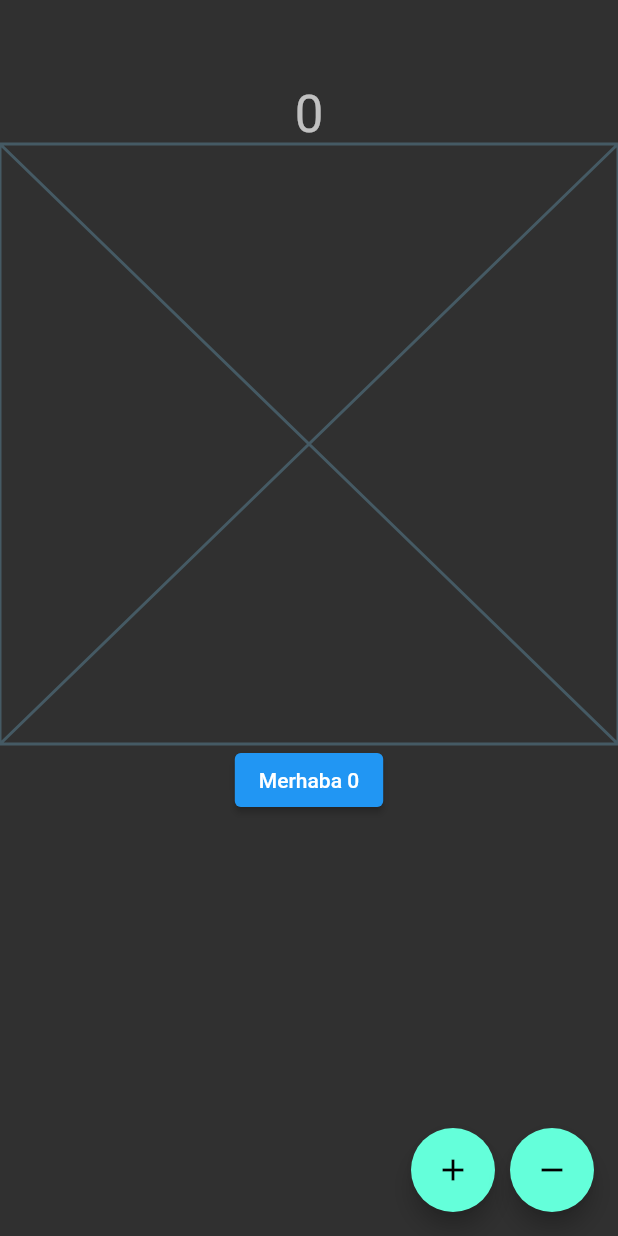
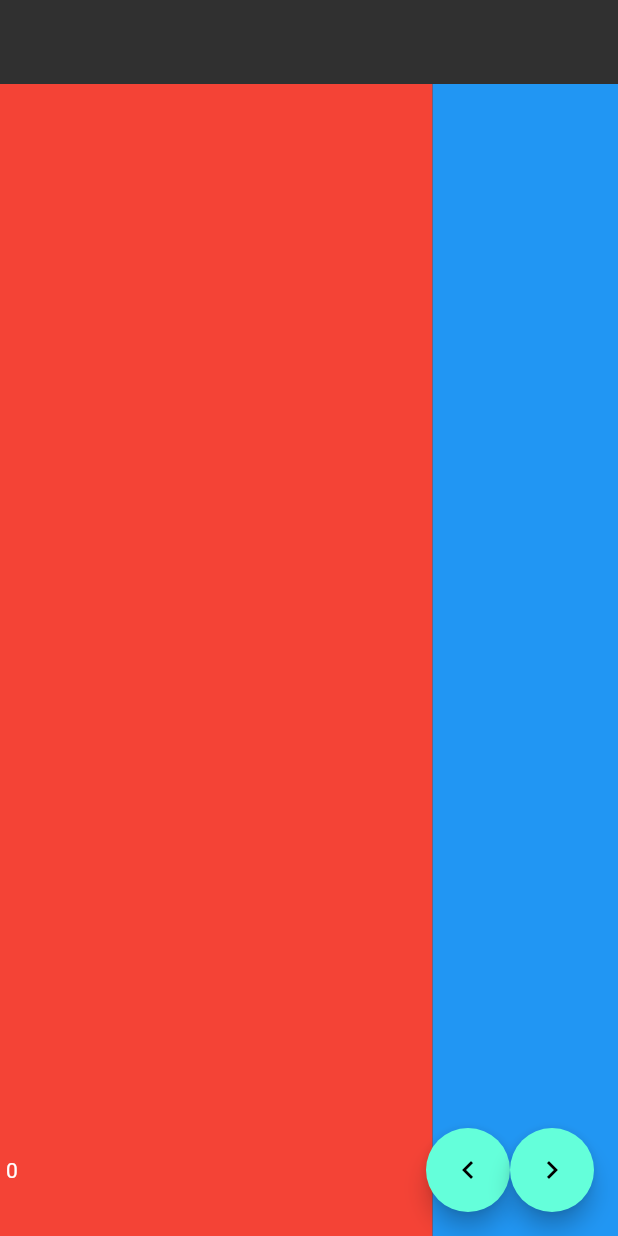
Before and after one commit to batucoban/flutter_ilk_deneme, a Flutter app: the screen it shows after launch, on a phone screen of 412 x 824 dp. Run offline on Flutter 3.47's test engine with Material 2 defaults, Android fonts, the phone set to English and light mode, and no system bars.

Commit message:
page view kullanımı
page view sayfa tasarımı kullanımı

```diff
--- /dev/null
+++ b/lib/01/page_view.dart
@@ -0,0 +1,66 @@
+import 'package:flutter/material.dart';
+
+class PageViewDeneme extends StatefulWidget {
+  const PageViewDeneme({super.key});
+  @override
+  State<PageViewDeneme> createState() => _PageViewDenemeState();
+}
+
+class _PageViewDenemeState extends State<PageViewDeneme> {
+  final _pageController = PageController(viewportFraction: 0.7);
+  int _currentPageIndex = 0;
+
+  void _updatePageIndex(int index){
+    setState(() {
+      _currentPageIndex = index;
+    });
+  }
+
+  @override
+  Widget build(BuildContext context) {
+    return Scaffold(
+      floatingActionButton: Row(
+        children: [
+          Padding(
+            padding: const EdgeInsets.only(left: 20),
+            child: Text(_currentPageIndex.toString()),
+          ),
+          const Spacer(),
+          FloatingActionButton(
+            onPressed:() {
+              _pageController.previousPage(
+                duration: _DurationUtility._durationLow,
+                curve: Curves.slowMiddle,
+                );
+            },
+            child: const Icon(Icons.chevron_left),
+          ),
+          FloatingActionButton(
+            onPressed:() {
+              _pageController.nextPage(
+                duration: _DurationUtility._durationLow,
+                curve: Curves.slowMiddle,
+                );
+            },
+            child: const Icon(Icons.chevron_right),
+          ),
+        ],
+      ),
+      appBar: AppBar(),
+      body: PageView(
+        padEnds: false,
+        controller: _pageController,
+        onPageChanged: _updatePageIndex,
+        children: [
+          Container(color: Colors.red),
+          Container(color: Colors.blue),
+          Container(color: Colors.green),
+        ],
+      ),
+    );
+  }
+}
+
+class _DurationUtility{
+  static const _durationLow = Duration(seconds: 1);
+}
--- a/lib/01/statefull_deneme.dart
+++ b/lib/01/statefull_deneme.dart
@@ -11,7 +11,6 @@ class StatefulDeneme extends StatefulWidget {
 class _StatefulDenemeState extends State<StatefulDeneme> {
 
   int _countValue = 0;
-  int _counterCustom = 0;
 
   void _updateCounter(bool isIncrement){
     if(isIncrement){
--- a/lib/main.dart
+++ b/lib/main.dart
@@ -27,6 +27,8 @@ import '01/indicator_deneme.dart';
 import '01/list_tile_deneme.dart';
 // ignore: unused_import
 import '01/padding_deneme.dart';
+// ignore: unused_import
+import '01/page_view.dart';
 // ignore: unused_import
 import '01/scaffold_deneme.dart';
 // ignore: unused_import
@@ -59,7 +61,7 @@ class MyApp extends StatelessWidget {
           elevation: 0
         )
       ),
-      home: const StatefulDeneme(),
+      home: const PageViewDeneme(),
     );
   }
 }
```
